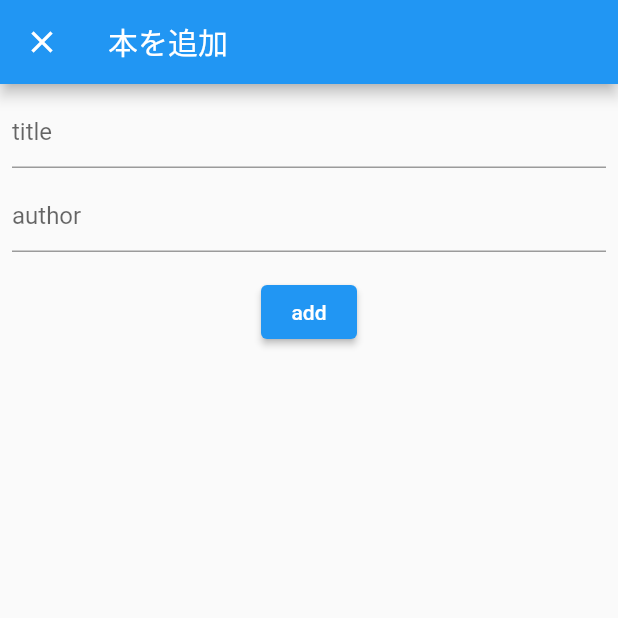
After one commit to konPon-lab/BookListSample, a Flutter app: the screen it shows after launch, after a tap on the "add" icon, on a phone screen of 412 x 824 dp, the top half of it. The commit adds this screen. Run offline on Flutter 3.47's test engine with Material 2 defaults, Android fonts, the phone set to English and light mode, and no system bars; our stand-ins replace cloud_firestore, firebase_core; accounts and stored records are empty.

Commit message:
Firebaseにaddメソッドで値を追加

```diff
--- /dev/null
+++ b/lib/add_book/add_book_model.dart
@@ -0,0 +1,23 @@
+import 'package:cloud_firestore/cloud_firestore.dart';
+import 'package:flutter/material.dart';
+
+class AddBookModel extends ChangeNotifier {
+  String? title;
+  String? author;
+
+  Future addBook() async {
+    if (title == null || title == "") {
+      throw "title is null";
+    }
+
+    if (author == null || author == "") {
+      throw "author is null";
+    }
+
+    //firestoreに追加
+    await FirebaseFirestore.instance.collection('books').add({
+      'title': title,
+      'author': author,
+    });
+  }
+}
--- /dev/null
+++ b/lib/add_book/add_book_page.dart
@@ -0,0 +1,65 @@
+import 'package:booklistsample/add_book/add_book_model.dart';
+import 'package:flutter/material.dart';
+import 'package:provider/provider.dart';
+
+class AddBookPage extends StatelessWidget {
+  @override
+  Widget build(BuildContext context) {
+    return ChangeNotifierProvider<AddBookModel>(
+      create: (_) => AddBookModel(),
+      child: Scaffold(
+        appBar: AppBar(
+          title: const Text("本を追加"),
+        ),
+        body: Center(
+          child: Consumer<AddBookModel>(builder: (context, model, child) {
+            return Padding(
+              padding: const EdgeInsets.all(8.0),
+              child: Column(
+                children: [
+                  TextField(
+                    decoration: const InputDecoration(
+                      hintText: 'title',
+                    ),
+                    onChanged: (text) {
+                      model.title = text;
+                    },
+                  ),
+                  const SizedBox(
+                    height: 8,
+                  ),
+                  TextField(
+                    decoration: const InputDecoration(
+                      hintText: 'author',
+                    ),
+                    onChanged: (text) {
+                      // TODO: ここで取得したtextを使う
+                      model.author = text;
+                    },
+                  ),
+                  const SizedBox(
+                    height: 16,
+                  ),
+                  ElevatedButton(
+                      onPressed: () async {
+                        try {
+                          //追加処理
+                          await model.addBook();
+                          Navigator.of(context).pop(true);
+                        } catch (e) {
+                          final snackBar = SnackBar(
+                              backgroundColor: Colors.red,
+                              content: Text(e.toString()));
+                          ScaffoldMessenger.of(context).showSnackBar(snackBar);
+                        }
+                      },
+                      child: Text("add")),
+                ],
+              ),
+            );
+          }),
+        ),
+      ),
+    );
+  }
+}
--- a/lib/book_list/book_list_model.dart
+++ b/lib/book_list/book_list_model.dart
@@ -3,13 +3,11 @@ import 'package:cloud_firestore/cloud_firestore.dart';
 import 'package:flutter/material.dart';
 
 class BookListModel extends ChangeNotifier {
-  final Stream<QuerySnapshot> _usersStream =
-      FirebaseFirestore.instance.collection('books').snapshots();
-
   List<Book>? books;
 
-  void fechBookList() {
-    _usersStream.listen((QuerySnapshot snapshot) {
+  void fechBookList() async {
+    final QuerySnapshot snapshot =
+        await FirebaseFirestore.instance.collection('books').get();
     final List<Book> books = snapshot.docs.map((DocumentSnapshot document) {
       Map<String, dynamic> data = document.data()! as Map<String, dynamic>;
       final String title = data["title"];
@@ -18,6 +16,5 @@ class BookListModel extends ChangeNotifier {
     }).toList();
     this.books = books;
     notifyListeners();
-    });
   }
 }
--- a/lib/book_list/book_list_page.dart
+++ b/lib/book_list/book_list_page.dart
@@ -1,3 +1,4 @@
+import 'package:booklistsample/add_book/add_book_page.dart';
 import 'package:booklistsample/book_list/book_list_model.dart';
 import 'package:booklistsample/domain/book.dart';
 import 'package:flutter/material.dart';
@@ -33,11 +34,30 @@ class BookListPage extends StatelessWidget {
             );
           }),
         ),
-        floatingActionButton: const FloatingActionButton(
-          onPressed: null,
-          tooltip: 'Increment',
-          child: Icon(Icons.add),
-        ),
+        floatingActionButton:
+            Consumer<BookListModel>(builder: (context, model, child) {
+          return FloatingActionButton(
+            onPressed: () async {
+              final bool? added = await Navigator.push(
+                context,
+                MaterialPageRoute(
+                  builder: (context) => AddBookPage(),
+                  fullscreenDialog: true,
+                ),
+              );
+              if (added != null && added) {
+                final snackBar = SnackBar(
+                    backgroundColor: Colors.green,
+                    content: Text("本を追加しました"));
+                ScaffoldMessenger.of(context).showSnackBar(snackBar);
+              }
+
+              model.fechBookList();
+            },
+            tooltip: 'Increment',
+            child: Icon(Icons.add),
+          );
+        }),
       ),
     );
   }
```
Lines whose indentation alone changed are shown as unchanged.
